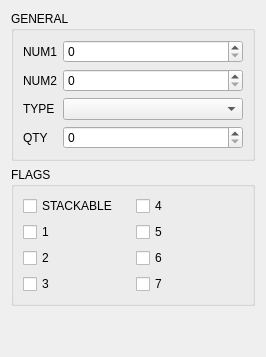
Old version of the form src/ui/consumetabform.ui in the repository Orionsilver/Yo-kai_Editor_B2.
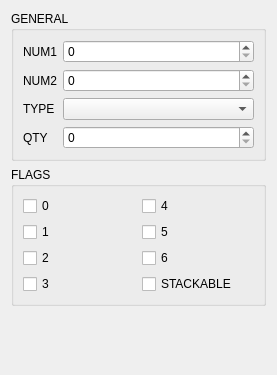
New version of the form.

Commit message: fix flag editing and add enchant all button in the equipment tab

Diff of the .ui file:
```diff
--- a/src/ui/consumetabform.ui
+++ b/src/ui/consumetabform.ui
@@ -2,6 +2,14 @@
 <ui version="4.0">
  <class>ConsumeTabForm</class>
  <widget class="QWidget" name="ConsumeTabForm">
+  <property name="geometry">
+   <rect>
+    <x>0</x>
+    <y>0</y>
+    <width>277</width>
+    <height>375</height>
+   </rect>
+  </property>
   <property name="windowTitle">
    <string notr="true">Form</string>
   </property>
@@ -94,21 +102,21 @@
       <item row="0" column="0">
        <widget class="QCheckBox" name="flag0CB">
         <property name="text">
-         <string>STACKABLE</string>
+         <string notr="true">0</string>
         </property>
        </widget>
       </item>
       <item row="3" column="0">
-       <widget class="QCheckBox" name="flag1CB">
-        <property name="text">
-         <string>3</string>
-        </property>
-       </widget>
-      </item>
-      <item row="1" column="0">
        <widget class="QCheckBox" name="flag3CB">
         <property name="text">
-         <string>1</string>
+         <string notr="true">3</string>
+        </property>
+       </widget>
+      </item>
+      <item row="1" column="0">
+       <widget class="QCheckBox" name="flag1CB">
+        <property name="text">
+         <string notr="true">1</string>
         </property>
        </widget>
       </item>
@@ -136,7 +144,7 @@
       <item row="3" column="1">
        <widget class="QCheckBox" name="flag7CB">
         <property name="text">
-         <string>7</string>
+         <string>STACKABLE</string>
         </property>
        </widget>
       </item>
```
Left out of the diff: 8 changed lines with no effect on the pictures. The commit also changes 11 other files.
